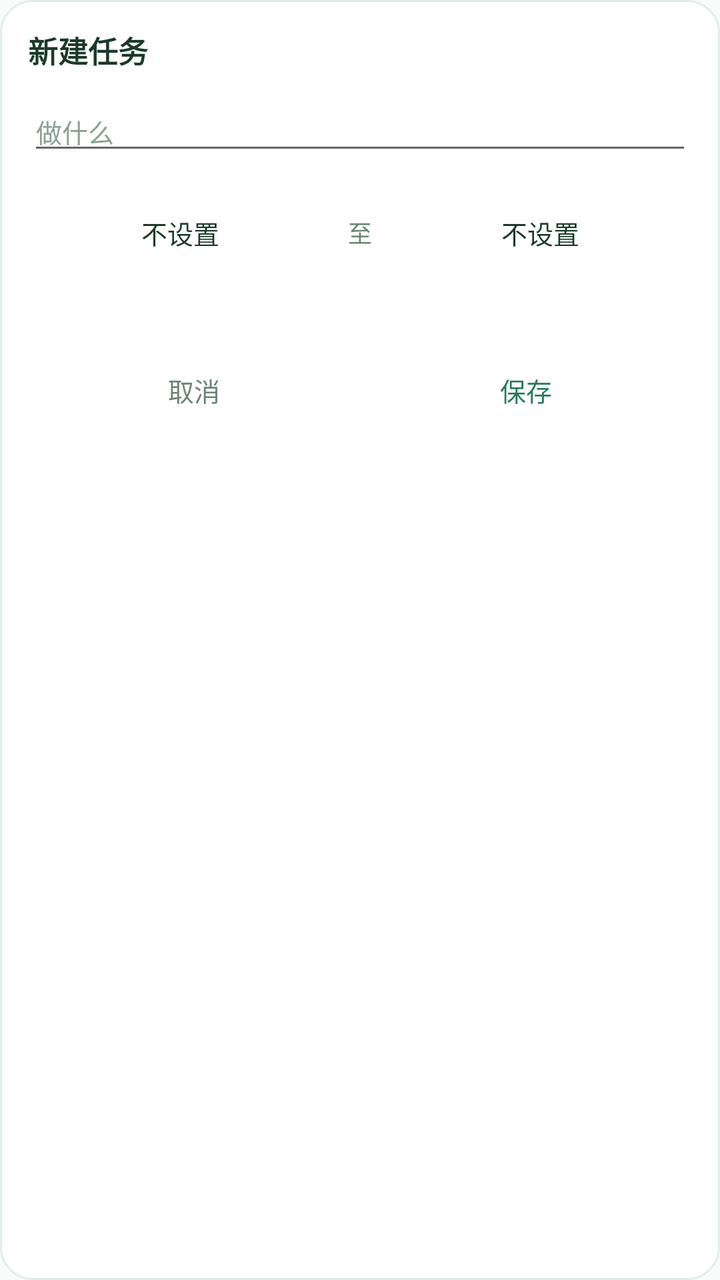
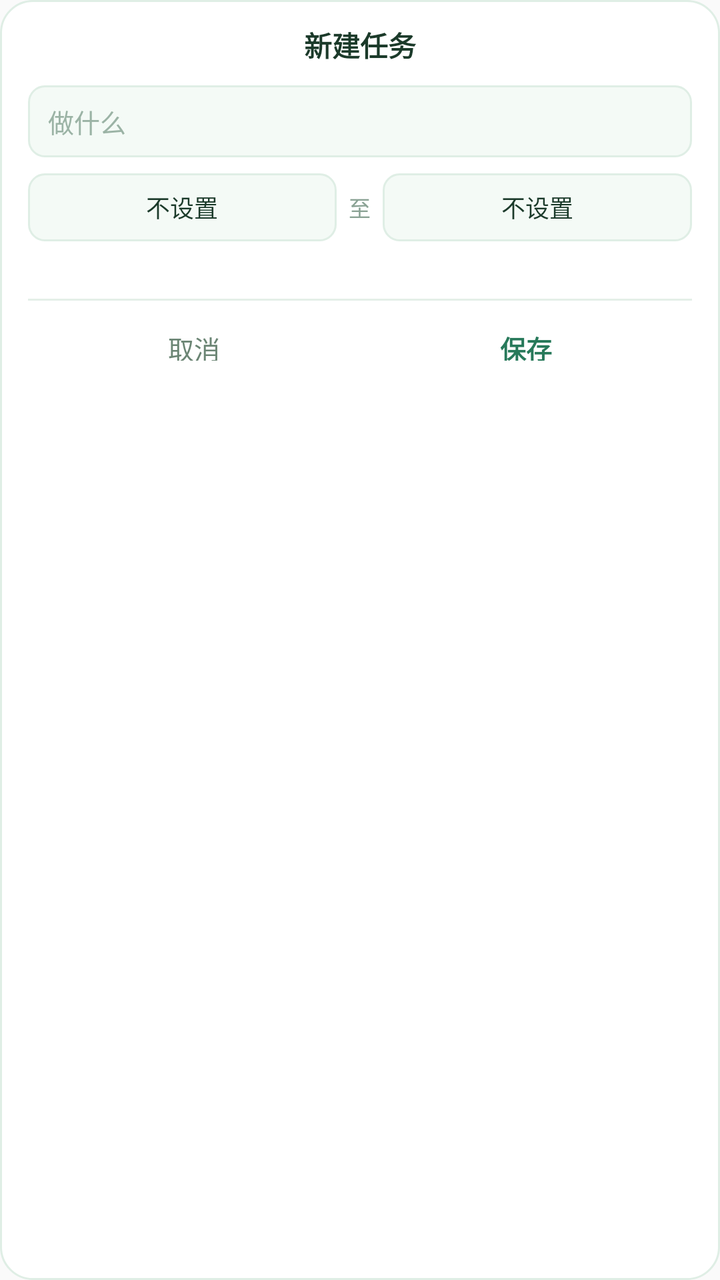

Compare the two renders of this Android layout. The source of the first and the diff that turns it into the second are given below.
<!-- AndroidManifest.xml: application theme AppTheme -->
<!-- res/layout/dialog_create.xml -->
<?xml version="1.0" encoding="utf-8"?>
<LinearLayout xmlns:android="http://schemas.android.com/apk/res/android"
    android:layout_width="260dp"
    android:layout_height="wrap_content"
    android:background="@drawable/dialog_bg"
    android:orientation="vertical"
    android:padding="14dp">

    <TextView
        android:layout_width="match_parent"
        android:layout_height="wrap_content"
        android:text="新建任务"
        android:textColor="#1B3A2A"
        android:textSize="15sp"
        android:textStyle="bold" />

    <EditText
        android:id="@+id/c_title"
        android:layout_width="match_parent"
        android:layout_height="wrap_content"
        android:layout_marginTop="10dp"
        android:hint="做什么"
        android:inputType="text"
        android:textColor="#1B3A2A"
        android:textColorHint="#8AA294"
        android:textSize="13sp" />

    
    <LinearLayout
        android:layout_width="match_parent"
        android:layout_height="wrap_content"
        android:layout_marginTop="10dp"
        android:gravity="center_vertical"
        android:orientation="horizontal">

        <Button
            android:id="@+id/c_start"
            style="?android:attr/borderlessButtonStyle"
            android:layout_width="0dp"
            android:layout_height="wrap_content"
            android:layout_weight="1"
            android:background="@drawable/widget_chip_bg"
            android:text="不设置"
            android:textColor="#1B3A2A"
            android:textSize="13sp" />

        <TextView
            android:layout_width="wrap_content"
            android:layout_height="wrap_content"
            android:layout_marginLeft="8dp"
            android:layout_marginRight="8dp"
            android:text="至"
            android:textColor="#6B8574"
            android:textSize="12sp" />

        <Button
            android:id="@+id/c_end"
            style="?android:attr/borderlessButtonStyle"
            android:layout_width="0dp"
            android:layout_height="wrap_content"
            android:layout_weight="1"
            android:background="@drawable/widget_chip_bg"
            android:text="不设置"
            android:textColor="#1B3A2A"
            android:textSize="13sp" />
    </LinearLayout>

    <TextView
        android:id="@+id/c_durhint"
        android:layout_width="match_parent"
        android:layout_height="wrap_content"
        android:layout_marginTop="4dp"
        android:textColor="#8AA294"
        android:textSize="11sp" />

    <LinearLayout
        android:layout_width="match_parent"
        android:layout_height="wrap_content"
        android:layout_marginTop="12dp"
        android:orientation="horizontal">

        <Button
            android:id="@+id/c_cancel"
            style="?android:attr/borderlessButtonStyle"
            android:layout_width="0dp"
            android:layout_height="wrap_content"
            android:layout_weight="1"
            android:text="取消"
            android:textColor="#6B8574"
            android:textSize="13sp" />

        <Button
            android:id="@+id/c_save"
            style="?android:attr/borderlessButtonStyle"
            android:layout_width="0dp"
            android:layout_height="wrap_content"
            android:layout_weight="1"
            android:text="保存"
            android:textColor="#27795A"
            android:textSize="13sp" />
    </LinearLayout>
</LinearLayout>
<!-- resources referenced by this layout -->
<resources>
  <!-- drawable dialog_bg (drawable) -->
  <?xml version="1.0" encoding="utf-8"?>
  <shape xmlns:android="http://schemas.android.com/apk/res/android"
      android:shape="rectangle">
      <solid android:color="#FFFFFF" />
      <corners android:radius="16dp" />
      <stroke android:width="1dp" android:color="#DFEEE5" />
  </shape>
  <!-- drawable widget_chip_bg (drawable) -->
  <?xml version="1.0" encoding="utf-8"?>
  <shape xmlns:android="http://schemas.android.com/apk/res/android"
      android:shape="rectangle">
      <solid android:color="#00000000" />
      <corners android:radius="14dp" />
  </shape>
  <style name="AppTheme" parent="Theme.AppCompat.Light.DarkActionBar">
          
          <item name="colorPrimary">@color/colorPrimary</item>
          <item name="colorPrimaryDark">@color/colorPrimaryDark</item>
          <item name="colorAccent">@color/colorAccent</item>
      </style>
</resources>

<!-- the commit's change to res/layout/dialog_create.xml (unified diff, before → after) -->
@@ -1,90 +1,118 @@
 <?xml version="1.0" encoding="utf-8"?>
 <LinearLayout xmlns:android="http://schemas.android.com/apk/res/android"
-    android:layout_width="260dp"
+    android:layout_width="272dp"
     android:layout_height="wrap_content"
     android:background="@drawable/dialog_bg"
     android:orientation="vertical"
-    android:padding="14dp">
+    android:paddingLeft="14dp"
+    android:paddingTop="12dp"
+    android:paddingRight="14dp"
+    android:paddingBottom="12dp">
 
     <TextView
         android:layout_width="match_parent"
         android:layout_height="wrap_content"
+        android:gravity="center"
         android:text="新建任务"
         android:textColor="#1B3A2A"
-        android:textSize="15sp"
+        android:textSize="14sp"
         android:textStyle="bold" />
 
     <EditText
         android:id="@+id/c_title"
         android:layout_width="match_parent"
-        android:layout_height="wrap_content"
+        android:layout_height="36dp"
         android:layout_marginTop="10dp"
+        android:background="@drawable/dialog_field"
+        android:gravity="center_vertical"
         android:hint="做什么"
         android:inputType="text"
+        android:paddingLeft="10dp"
+        android:paddingRight="10dp"
         android:textColor="#1B3A2A"
-        android:textColorHint="#8AA294"
+        android:textColorHint="#9BB3A5"
         android:textSize="13sp" />
 
     
     <LinearLayout
         android:layout_width="match_parent"
-        android:layout_height="wrap_content"
-        android:layout_marginTop="10dp"
-        android:gravity="center_vertical"
+        android:layout_height="34dp"
+        android:layout_marginTop="8dp"
         android:orientation="horizontal">
 
         <Button
             android:id="@+id/c_start"
             style="?android:attr/borderlessButtonStyle"
             android:layout_width="0dp"
-            android:layout_height="wrap_content"
+            android:layout_height="match_parent"
             android:layout_weight="1"
-            android:background="@drawable/widget_chip_bg"
+            android:background="@drawable/dialog_field"
+            android:gravity="center"
+            android:minHeight="0dp"
+            android:minWidth="0dp"
+            android:paddingLeft="6dp"
+            android:paddingRight="6dp"
             android:text="不设置"
             android:textColor="#1B3A2A"
-            android:textSize="13sp" />
+            android:textSize="12sp" />
 
         <TextView
             android:layout_width="wrap_content"
-            android:layout_height="wrap_content"
-            android:layout_marginLeft="8dp"
-            android:layout_marginRight="8dp"
+            android:layout_height="match_parent"
+            android:layout_marginLeft="6dp"
+            android:layout_marginRight="6dp"
+            android:gravity="center"
             android:text="至"
-            android:textColor="#6B8574"
-            android:textSize="12sp" />
+            android:textColor="#8AA294"
+            android:textSize="11sp" />
 
         <Button
             android:id="@+id/c_end"
             style="?android:attr/borderlessButtonStyle"
             android:layout_width="0dp"
-            android:layout_height="wrap_content"
+            android:layout_height="match_parent"
             android:layout_weight="1"
-            android:background="@drawable/widget_chip_bg"
+            android:background="@drawable/dialog_field"
+            android:gravity="center"
+            android:minHeight="0dp"
+            android:minWidth="0dp"
+            android:paddingLeft="6dp"
+            android:paddingRight="6dp"
             android:text="不设置"
             android:textColor="#1B3A2A"
-            android:textSize="13sp" />
+            android:textSize="12sp" />
     </LinearLayout>
 
     <TextView
         android:id="@+id/c_durhint"
         android:layout_width="match_parent"
         android:layout_height="wrap_content"
-        android:layout_marginTop="4dp"
+        android:layout_marginTop="5dp"
         android:textColor="#8AA294"
-        android:textSize="11sp" />
+        android:textSize="10sp" />
+
+    <TextView
+        android:layout_width="match_parent"
+        android:layout_height="1dp"
+        android:layout_marginTop="10dp"
+        android:background="#E4EFE8"
+        android:text="" />
 
     <LinearLayout
         android:layout_width="match_parent"
-        android:layout_height="wrap_content"
-        android:layout_marginTop="12dp"
+        android:layout_height="36dp"
+        android:layout_marginTop="4dp"
+        android:layout_marginBottom="4dp"
         android:orientation="horizontal">
 
         <Button
             android:id="@+id/c_cancel"
             style="?android:attr/borderlessButtonStyle"
             android:layout_width="0dp"
-            android:layout_height="wrap_content"
+            android:layout_height="match_parent"
             android:layout_weight="1"
+            android:minHeight="0dp"
+            android:minWidth="0dp"
             android:text="取消"
             android:textColor="#6B8574"
             android:textSize="13sp" />
@@ -93,10 +121,13 @@
             android:id="@+id/c_save"
             style="?android:attr/borderlessButtonStyle"
             android:layout_width="0dp"
-            android:layout_height="wrap_content"
+            android:layout_height="match_parent"
             android:layout_weight="1"
+            android:minHeight="0dp"
+            android:minWidth="0dp"
             android:text="保存"
             android:textColor="#27795A"
-            android:textSize="13sp" />
+            android:textSize="13sp"
+            android:textStyle="bold" />
     </LinearLayout>
 </LinearLayout>
<!-- resource entries referenced after the edit -->
@@ -8,12 +8,15 @@
       <corners android:radius="16dp" />
       <stroke android:width="1dp" android:color="#DFEEE5" />
   </shape>
-  <!-- drawable widget_chip_bg (drawable) -->
+  <!-- drawable dialog_field (drawable) -->
   <?xml version="1.0" encoding="utf-8"?>
   <shape xmlns:android="http://schemas.android.com/apk/res/android"
       android:shape="rectangle">
-      <solid android:color="#00000000" />
-      <corners android:radius="14dp" />
+      <solid android:color="@color/dialogField" />
+      <corners android:radius="8dp" />
+      <stroke
+          android:width="1dp"
+          android:color="#DFEEE5" />
   </shape>
   <style name="AppTheme" parent="Theme.AppCompat.Light.DarkActionBar">
           
@@ -21,5 +24,6 @@
           <item name="colorPrimaryDark">@color/colorPrimaryDark</item>
           <item name="colorAccent">@color/colorAccent</item>
       </style>
+  <color name="dialogField">#F4FAF6</color>
 </resources>
 
